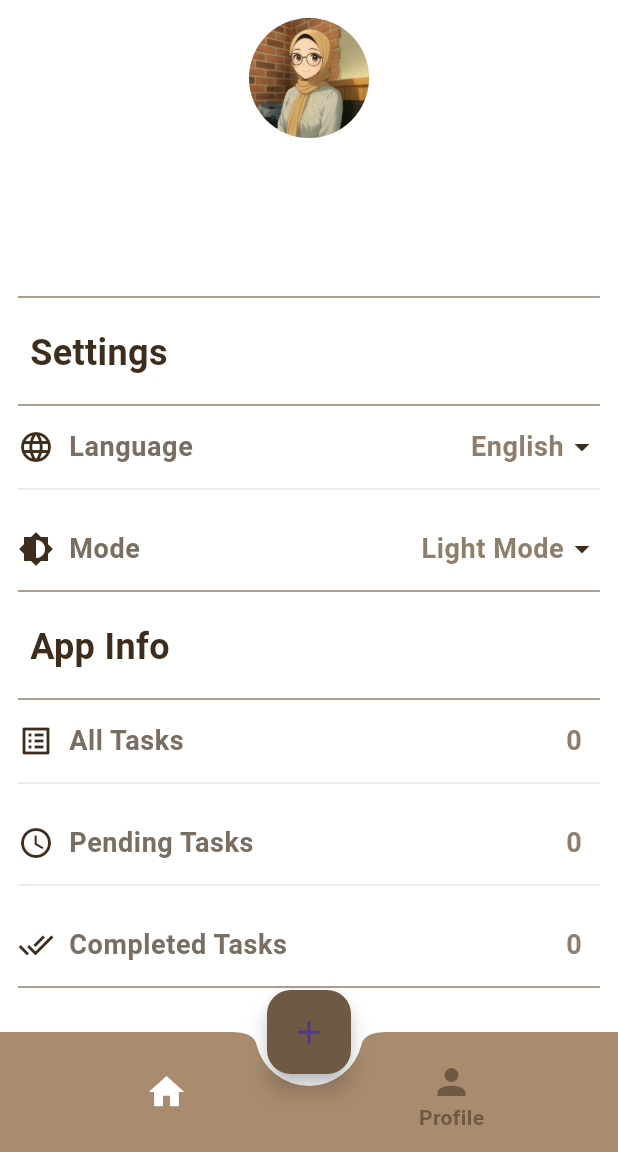
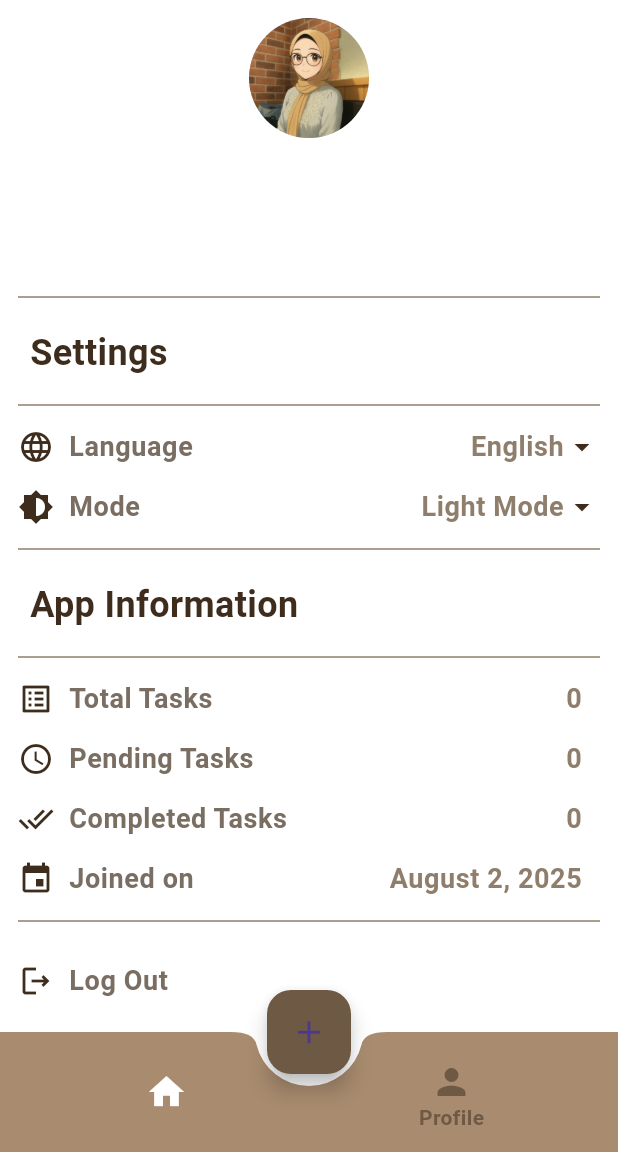
Before and after one commit to NermenHamda77/TickDone, a Flutter app: the HomeScreen screen opened by its route, item 2 of the bottom bar chosen, on a phone screen of 412 x 824 dp, the part 84-1236 px from its top. Run offline on Flutter 3.47's test engine with Material 3 defaults, Android fonts, the phone set to English and light mode, and no system bars; our stand-ins replace cloud_firestore, easy_date_timeline, firebase_auth, firebase_core, google_fonts, shared_preferences; accounts and stored records are empty; generated files the repository leaves out were written again; Roboto replaces fonts that are missing (Italiana).

Commit message:
Show the joined date in profile tab.

```diff
--- a/lib/authentication/loginScreen.dart
+++ b/lib/authentication/loginScreen.dart
@@ -152,7 +152,7 @@ class _LoginScreenState extends State<LoginScreen> {
         DialogUtils.hideLoading(context: context);
         DialogUtils.showMessage(
           context: context,
-          message: "Welcome Back!",
+          message: "${AppLocalizations.of(context)!.welcome_back}, ${userProvider.currentUser!.name!}!",
           icon: Icon(
             Icons.check_circle_outline,
             color: Colors.greenAccent,
--- a/lib/authentication/signUpScreen.dart
+++ b/lib/authentication/signUpScreen.dart
@@ -184,7 +184,8 @@ class _SignUpScreenState extends State<SignUpScreen> {
         MyUser myUser = MyUser(
             id: credential.user?.uid ?? "",
             name: nameController.text,
-            email: emailController.text
+            email: emailController.text,
+            joinedAt: DateTime.now()
         );
         await FirebaseUtils.addUserToFireStore(myUser);
 
--- a/lib/l10n/app_ar.arb
+++ b/lib/l10n/app_ar.arb
@@ -42,5 +42,10 @@
 "password_rule_lowercase": "على الأقل حرف صغير واحد (a-z)",
 "password_rule_number": "على الأقل رقم واحد (0-9)",
 "password_rule_special": "على الأقل رمز خاص واحد (!, @, #, $, &, *, ~)",
-"password_rule_min_length": "8 أحرف على الأقل"
+"password_rule_min_length": "8 أحرف على الأقل",
+"joined_on": "تاريخ الانضمام",
+"app_info": "معلومات التطبيق",
+"user_info": "معلومات المستخدم",
+"welcome_back": "مرحبا بعودتك",
+"total_tasks": "إجمالي المهام"
 }
--- a/lib/l10n/app_en.arb
+++ b/lib/l10n/app_en.arb
@@ -42,5 +42,10 @@
 "password_rule_lowercase": "At least 1 lowercase letter",
 "password_rule_number": "At least 1 number",
 "password_rule_special": "At least 1 special character (!, @, #, $, &, *, ~)",
-"password_rule_min_length": "Minimum 8 characters"
+"password_rule_min_length": "At least 8 characters",
+"joined_on": "Joined on",
+"app_info": "App Information",
+"user_info": "User Information",
+"welcome_back": "Welcome back",
+"total_tasks": "Total Tasks"
 }
--- a/lib/model/my_user.dart
+++ b/lib/model/my_user.dart
@@ -3,13 +3,15 @@ class MyUser{
   String? name;
   String? email;
   String? id;
-  MyUser({required this.id , required this.name , required this.email});
+  DateTime joinedAt;
+  MyUser({required this.id , required this.name , required this.email ,required this.joinedAt});
 
   MyUser.fromFireStore(Map<String , dynamic> data):
       this(
         id: data['id'] as String,
         email: data['email'] as String,
         name: data['name'] as String,
+        joinedAt: DateTime.fromMillisecondsSinceEpoch(data['joinedAt'])
 
       );
 
@@ -17,7 +19,8 @@ class MyUser{
     return {
       'id' : id,
       'email' : email,
-      'name' : name
+      'name' : name,
+      'joinedAt' : joinedAt.millisecondsSinceEpoch
     };
   }
 }
--- a/lib/profile/profile_tab.dart
+++ b/lib/profile/profile_tab.dart
@@ -1,4 +1,5 @@
 import 'package:flutter/material.dart';
+import 'package:intl/intl.dart';
 import 'package:provider/provider.dart';
 import 'package:tick_done_app/authentication/loginScreen.dart';
 import 'package:tick_done_app/profile/widget/app_info_item.dart';
@@ -13,7 +14,6 @@ import '../providers/app_config_provider.dart';
 import '../providers/auth_user_provider.dart';
 
 class ProfileTab extends StatefulWidget {
-
   @override
   State<ProfileTab> createState() => _ProfileTabState();
 }
@@ -21,6 +21,7 @@ class ProfileTab extends StatefulWidget {
 class _ProfileTabState extends State<ProfileTab> {
   late AuthUserProvider userProvider;
   late TasksProvider tasksProvider;
+
   @override
   Widget build(BuildContext context) {
     userProvider = Provider.of<AuthUserProvider>(context);
@@ -35,50 +36,51 @@ class _ProfileTabState extends State<ProfileTab> {
           children: [
             Center(
               child: CircleAvatar(
-
                 radius: 40,
                 backgroundImage: AssetImage("assets/images/avatar.png"),
               ),
             ),
-            SizedBox(height: 16,),
+            SizedBox(
+              height: 16,
+            ),
 
             Text(userProvider.currentUser!.name!,
-              style: Theme
-                  .of(context)
-                  .textTheme
-                  .labelLarge
+                style: Theme.of(context).textTheme.labelLarge),
+            SizedBox(
+              height: 10,
             ),
-            SizedBox(height: 10,),
 
-            Text(userProvider.currentUser!.email!,
-              style: Theme
-                  .of(context)
+            Text(
+              userProvider.currentUser!.email!,
+              style: Theme.of(context)
                   .textTheme
                   .titleMedium
-                  ?.copyWith(
-                  color: AppColors.darkBeigeColor
-              ),),
-            SizedBox(height: 16,),
+                  ?.copyWith(color: AppColors.darkBeigeColor),
+            ),
+            SizedBox(
+              height: 16,
+            ),
             // -----------------------Settings-----------------------------
 
             Divider(
               thickness: 1,
               color: AppColors.darkBeigeColor,
             ),
-            SizedBox(height: 12,),
+            SizedBox(
+              height: 12,
+            ),
             Align(
               alignment: AlignmentDirectional.centerStart,
               child: Padding(
                 padding: const EdgeInsets.symmetric(horizontal: 8.0),
                 child: Text(AppLocalizations.of(context)!.settings,
-                    style: Theme
-                        .of(context)
-                        .textTheme
-                        .bodyMedium,
+                    style: Theme.of(context).textTheme.bodyMedium,
                     textAlign: TextAlign.start),
               ),
             ),
-            SizedBox(height: 10,),
+            SizedBox(
+              height: 10,
+            ),
 
             Divider(
               thickness: 1,
@@ -86,24 +88,27 @@ class _ProfileTabState extends State<ProfileTab> {
             ),
             SettingsItemRow(
               title: AppLocalizations.of(context)!.language,
-              value:
-              provider.isEnglishLanguage() ?
-              AppLocalizations.of(context)!.english :
-              AppLocalizations.of(context)!.arabic,
+              value: provider.isEnglishLanguage()
+                  ? AppLocalizations.of(context)!.english
+                  : AppLocalizations.of(context)!.arabic,
               icon: Icons.language,
               onTap: showLanguageBottomSheet,
             ),
+/*
             Divider(
               thickness: 1,
               color: AppColors.lightBeigeColor,
             ),
-            SizedBox(height: 12,),
+            SizedBox(
+              height: 12,
+            ),
+*/
 
             SettingsItemRow(
               title: AppLocalizations.of(context)!.mode,
-              value: provider.isDarkMode() ?
-              AppLocalizations.of(context)!.dark :
-              AppLocalizations.of(context)!.light,
+              value: provider.isDarkMode()
+                  ? AppLocalizations.of(context)!.dark
+                  : AppLocalizations.of(context)!.light,
               icon: Icons.brightness_6,
               onTap: showModeBottomSheet,
             ),
@@ -114,20 +119,21 @@ class _ProfileTabState extends State<ProfileTab> {
               color: AppColors.darkBeigeColor,
             ),
 
-            SizedBox(height: 12,),
+            SizedBox(
+              height: 12,
+            ),
             Align(
               alignment: AlignmentDirectional.centerStart,
               child: Padding(
                 padding: const EdgeInsets.symmetric(horizontal: 8.0),
-                child: Text("App Info",
-                    style: Theme
-                        .of(context)
-                        .textTheme
-                        .bodyMedium,
+                child: Text(AppLocalizations.of(context)!.app_info,
+                    style: Theme.of(context).textTheme.bodyMedium,
                     textAlign: TextAlign.start),
               ),
             ),
-            SizedBox(height: 10,),
+            SizedBox(
+              height: 10,
+            ),
 
             Divider(
               thickness: 1,
@@ -135,47 +141,72 @@ class _ProfileTabState extends State<ProfileTab> {
             ),
 
             AppInfoItem(
-                title: AppLocalizations.of(context)!.all_tasks,
-                value: tasksProvider.allTasksCount(userProvider.currentUser!.id!).toString(),
+                title: AppLocalizations.of(context)!.total_tasks,
+                value: tasksProvider
+                    .allTasksCount(userProvider.currentUser!.id!)
+                    .toString(),
                 icon: Icons.list_alt),
-            Divider(
+/*            Divider(
               thickness: 1,
               color: AppColors.lightBeigeColor,
             ),
-            SizedBox(height: 12,),
+            SizedBox(
+              height: 12,
+            ),*/
             AppInfoItem(
                 title: AppLocalizations.of(context)!.pending_tasks,
-                value: tasksProvider.pendingTasksCount(userProvider.currentUser!.id!).toString(),
+                value: tasksProvider
+                    .pendingTasksCount(userProvider.currentUser!.id!)
+                    .toString(),
                 icon: Icons.schedule),
-            Divider(
+/*            Divider(
               thickness: 1,
               color: AppColors.lightBeigeColor,
             ),
-            SizedBox(height: 12,),
+            SizedBox(
+              height: 12,
+            ),*/
             AppInfoItem(
                 title: AppLocalizations.of(context)!.completed_tasks,
-                value: tasksProvider.completedTasksCount(userProvider.currentUser!.id!).toString(),
+                value: tasksProvider
+                    .completedTasksCount(userProvider.currentUser!.id!)
+                    .toString(),
                 icon: Icons.done_all),
+
+
+/*            Divider(
+              thickness: 1,
+              color: AppColors.lightBeigeColor,
+            ),
+            SizedBox(
+              height: 12,
+            ),*/
+            AppInfoItem(
+                title: AppLocalizations.of(context)!.joined_on,
+                value: provider.isEnglishLanguage() ?
+                DateFormat.yMMMMd("en").format(userProvider.currentUser!.joinedAt) :
+                DateFormat.yMMMMd("ar").format(userProvider.currentUser!.joinedAt) ,
+                icon: Icons.event),
+
             Divider(
               thickness: 1,
               color: AppColors.darkBeigeColor,
             ),
-            SizedBox(height: 12,),
+            SizedBox(
+              height: 12,
+            ),
             InkWell(
-              onTap: (){
+              onTap: () {
                 tasksProvider.allUserTasks = [];
                 userProvider.currentUser = null;
                 tasksProvider.tasks = [];
-                Navigator.of(context).pushReplacementNamed(LoginScreen.routeName);
+                Navigator.of(context)
+                    .pushReplacementNamed(LoginScreen.routeName);
               },
               child: AppInfoItem(
                   title: AppLocalizations.of(context)!.log_out,
                   icon: Icons.logout_outlined),
             ),
-
-
-
-
           ],
         ),
       ),
@@ -184,25 +215,19 @@ class _ProfileTabState extends State<ProfileTab> {
 
   void showLanguageBottomSheet() {
     showModalBottomSheet(
-        context: context,
-
-        shape: RoundedRectangleBorder(
-            borderRadius: BorderRadius.vertical(top: Radius.circular(16))
-        ),
-        builder: (context) =>  LanguageBottomSheetModel(),
-
+      context: context,
+      shape: RoundedRectangleBorder(
+          borderRadius: BorderRadius.vertical(top: Radius.circular(16))),
+      builder: (context) => LanguageBottomSheetModel(),
     );
   }
 
   void showModeBottomSheet() {
     showModalBottomSheet(
       context: context,
-
       shape: RoundedRectangleBorder(
-          borderRadius: BorderRadius.vertical(top: Radius.circular(16))
-      ),
-      builder: (context) =>  ModeBottomSheetModel(),
-
+          borderRadius: BorderRadius.vertical(top: Radius.circular(16))),
+      builder: (context) => ModeBottomSheetModel(),
     );
   }
 }
--- a/lib/theming/app_colors.dart
+++ b/lib/theming/app_colors.dart
@@ -7,8 +7,8 @@ class AppColors{
   static const Color whiteColor = Color(0xffffffff);
   static const Color blackColor = Color(0xff000000);
   static const Color lightBeigeColor = Color(0xffebe5df);
-  //static const Color primaryDarkColor = Color(0xff6a8ad9);0x35f1b8b8
-  static const Color primaryDarkColor = Color(0x44e5b1b1);
+  //static const Color primaryDarkColor = Color(0xff6a8ad9);//0x35f1b8b8
+  static const Color primaryDarkColor = Color(0xff8c7a69);
   static const Color darkBeigeColor = Color(0xff8e7e6b);
   static const Color brownColor = Color(0xff6D5944);
   static const Color greyColor = Color(0x64EAC89B);
```
